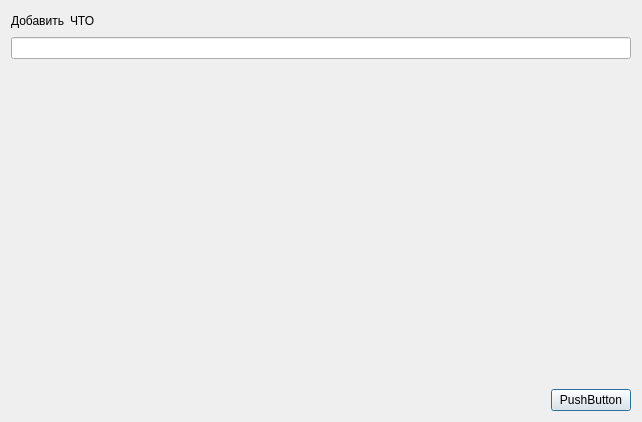
The window that addvariants.ui (Rayzedan/SystemControlStudent) describes before a commit, drawn with Qt 5.
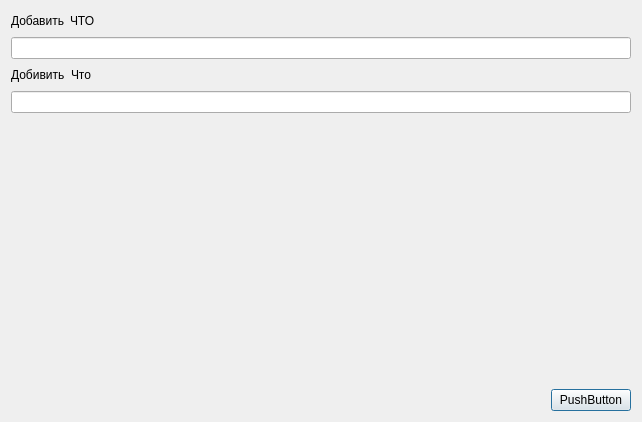
The same window after the commit.

```diff
--- a/addvariants.ui
+++ b/addvariants.ui
@@ -48,6 +48,40 @@
    <item>
     <widget class="QLineEdit" name="lineEdit"/>
    </item>
+   <item>
+    <layout class="QHBoxLayout" name="horizontalLayout_2">
+     <item>
+      <widget class="QLabel" name="label_3">
+       <property name="text">
+        <string>Добивить</string>
+       </property>
+      </widget>
+     </item>
+     <item>
+      <widget class="QLabel" name="label_4">
+       <property name="text">
+        <string>Что</string>
+       </property>
+      </widget>
+     </item>
+     <item>
+      <spacer name="horizontalSpacer_3">
+       <property name="orientation">
+        <enum>Qt::Horizontal</enum>
+       </property>
+       <property name="sizeHint" stdset="0">
+        <size>
+         <width>40</width>
+         <height>20</height>
+        </size>
+       </property>
+      </spacer>
+     </item>
+    </layout>
+   </item>
+   <item>
+    <widget class="QLineEdit" name="lineEdit_2"/>
+   </item>
    <item>
     <spacer name="verticalSpacer">
      <property name="orientation">
@@ -62,7 +96,7 @@
     </spacer>
    </item>
    <item>
-    <layout class="QHBoxLayout" name="horizontalLayout_2">
+    <layout class="QHBoxLayout" name="horizontalLayout_3">
      <item>
       <spacer name="horizontalSpacer_2">
        <property name="orientation">
```
